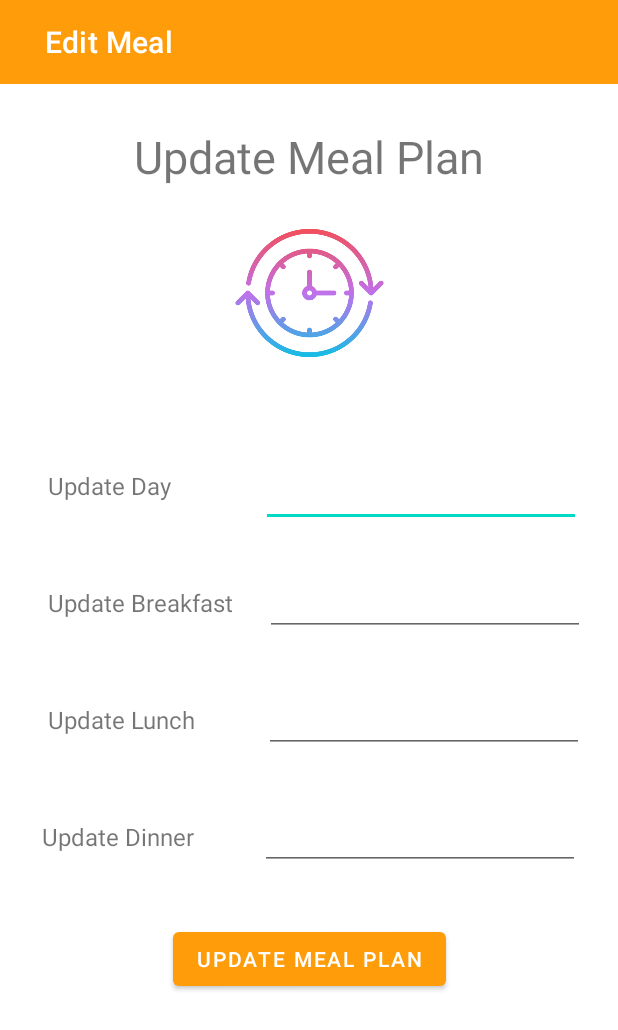
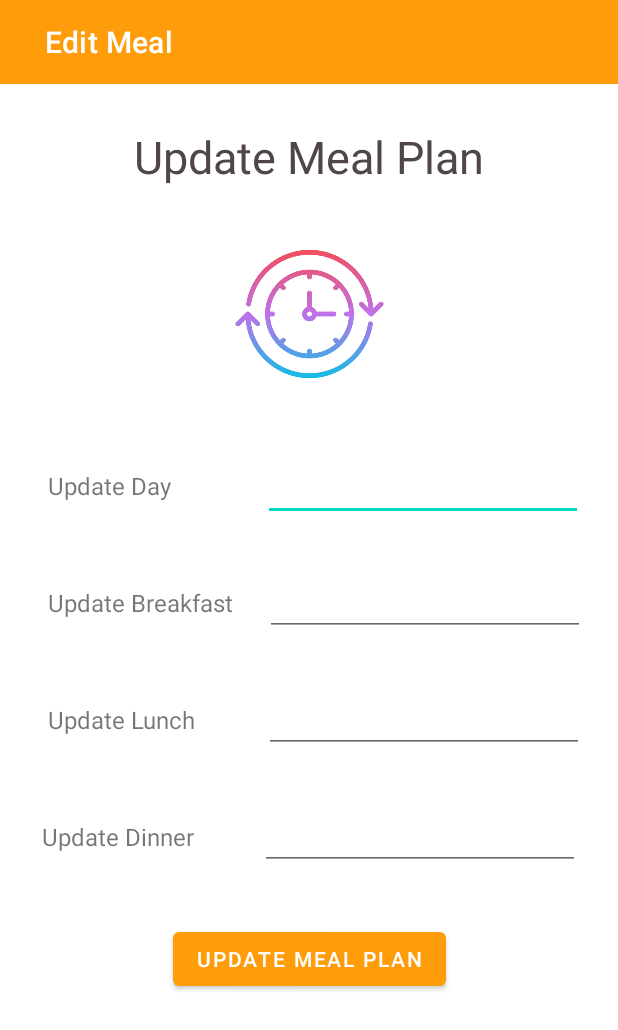
Before and after one commit to MadhaviImashi/4Flicks_BestPlan-application, an Android app: the editMeal screen opened directly, with no data from a screen before it, on a phone screen of 412 x 824 dp. Shown: the top 1030 px of the screen. Run offline under Robolectric (Android 15) with nearby library versions, the phone set to English and light mode, and no system bars; 5 statements that could not run were skipped.

Commit message:
Update meal plan ui improved

```diff
--- a/app/src/main/java/com/example/a4flicksapp/calorCalcu.java
+++ b/app/src/main/java/com/example/a4flicksapp/calorCalcu.java
@@ -33,6 +33,7 @@
         float calvalues2=Float.parseFloat(lu1);
         float calvalues3=Float.parseFloat(din1);
 
+
         float calintake= calvalues+calvalues2+calvalues3;
 
         if(calintake<2000){
--- a/app/src/main/res/layout/activity_edit_meal.xml
+++ b/app/src/main/res/layout/activity_edit_meal.xml
@@ -27,11 +27,12 @@
         android:layout_width="wrap_content"
         android:layout_height="wrap_content"
         android:layout_marginStart="61dp"
-        android:layout_marginTop="58dp"
+        android:layout_marginTop="40dp"
         android:layout_marginEnd="26dp"
         android:ems="10"
         android:inputType="textPersonName"
         app:layout_constraintEnd_toEndOf="parent"
+        app:layout_constraintHorizontal_bias="0.0"
         app:layout_constraintStart_toEndOf="@+id/textView12"
         app:layout_constraintTop_toBottomOf="@+id/imageView12" />
 
@@ -90,6 +91,7 @@
         android:layout_height="wrap_content"
         android:layout_marginTop="28dp"
         android:text="@string/TvUpMlPl"
+        android:textColor="#50464A"
         android:textSize="30sp"
         app:layout_constraintEnd_toEndOf="parent"
         app:layout_constraintHorizontal_bias="0.5"
@@ -144,9 +146,8 @@
         android:id="@+id/imageView12"
         android:layout_width="107dp"
         android:layout_height="105dp"
-        android:layout_marginTop="18dp"
+        android:layout_marginTop="32dp"
         app:layout_constraintEnd_toEndOf="parent"
-        app:layout_constraintHorizontal_bias="0.5"
         app:layout_constraintStart_toStartOf="parent"
         app:layout_constraintTop_toBottomOf="@+id/textView"
         app:srcCompat="@drawable/mltime" />
```
